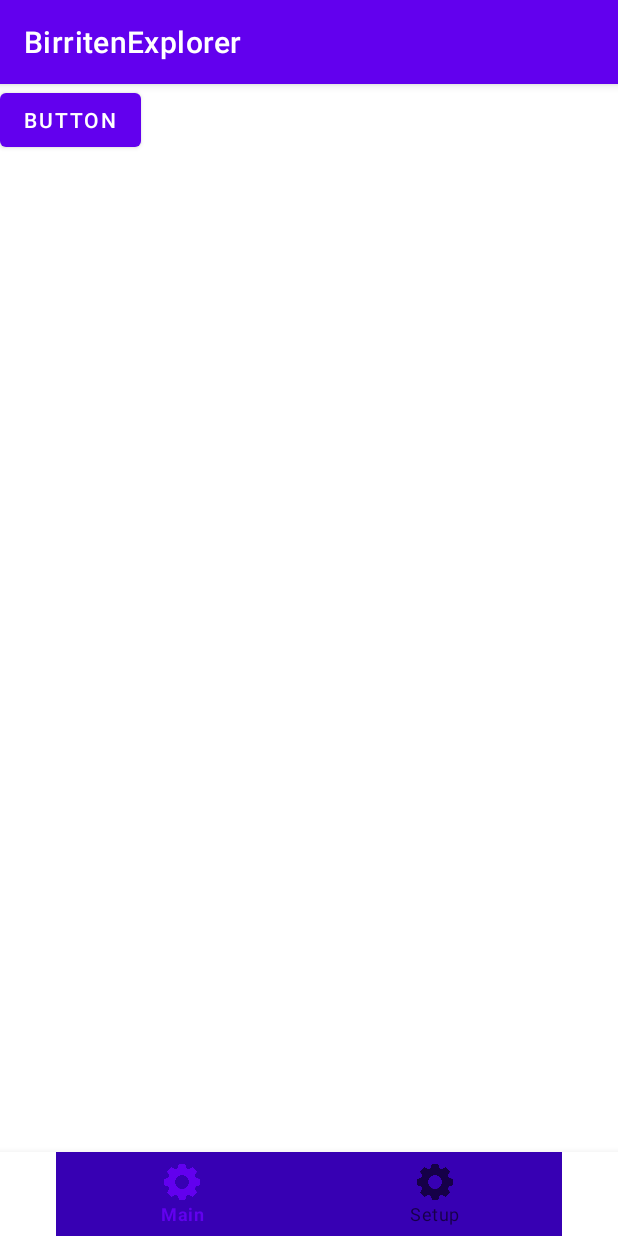
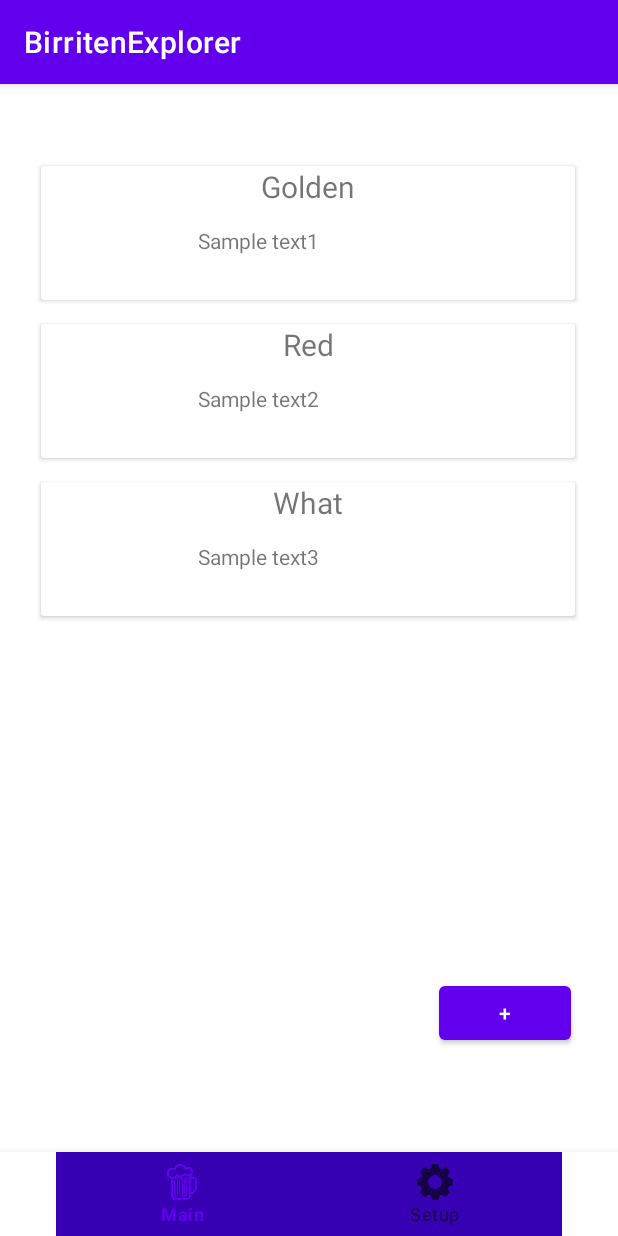
Before and after one commit to SebaHiga/BirritenExplorer, an Android app: the screen it shows after launch (MainActivity), on a phone screen of 412 x 824 dp. Run offline under Robolectric (Android 15) with nearby library versions, the phone set to English and light mode, and no system bars; our stand-ins replace navigation-ui.

Commit message:
adding on click listener on recyclerview

```diff
--- a/app/build.gradle
+++ b/app/build.gradle
@@ -1,6 +1,7 @@
 plugins {
     id 'com.android.application'
     id 'org.jetbrains.kotlin.android'
+    id "androidx.navigation.safeargs.kotlin"
 }
 
 android {
--- /dev/null
+++ b/app/src/main/java/com/higa/birritenexplorer/adapters/ItemAdapter.kt
@@ -0,0 +1,46 @@
+package com.higa.birritenexplorer.adapters
+
+import android.view.LayoutInflater
+import android.view.View
+import android.view.ViewGroup
+import android.widget.TextView
+import androidx.recyclerview.widget.RecyclerView
+import com.higa.birritenexplorer.R
+import com.higa.birritenexplorer.entities.Item
+
+class ItemAdapter (private var itemList : MutableList<Item>, private val listener: (Item) -> Unit) : RecyclerView.Adapter<ItemAdapter.ItemHolder>() {
+
+    class ItemHolder(v : View) : RecyclerView.ViewHolder(v){
+        private var view : View
+        init {
+            this.view = v
+        }
+
+        fun setName(name : String){
+            var txtName : TextView = view.findViewById(R.id.textName)
+            txtName.text = name
+        }
+
+        fun setDescription(name : String){
+            var txtDescription : TextView = view.findViewById(R.id.textDescription)
+            txtDescription.text = name
+        }
+
+    }
+
+    override fun onCreateViewHolder(parent: ViewGroup, viewType: Int): ItemHolder {
+        val view = LayoutInflater.from(parent.context).inflate(R.layout.item, parent, false)
+        return (ItemHolder(view))
+    }
+
+    override fun onBindViewHolder(holder: ItemHolder, position: Int) {
+        holder.setName(itemList[position].name)
+        holder.setDescription(itemList[position].description)
+        holder.itemView.setOnClickListener { listener(itemList[position]) }
+    }
+
+    override fun getItemCount(): Int {
+        return itemList.size
+    }
+
+}
--- /dev/null
+++ b/app/src/main/java/com/higa/birritenexplorer/entities/Item.kt
@@ -0,0 +1,8 @@
+package com.higa.birritenexplorer.entities
+
+class Item (
+    var id: String,
+    var name: String,
+    var description: String,
+    ){
+}
--- a/app/src/main/java/com/higa/birritenexplorer/fragments/Fragment1.kt
+++ /dev/null
@@ -1,60 +0,0 @@
-package com.higa.birritenexplorer.fragments
-
-import android.os.Bundle
-import androidx.fragment.app.Fragment
-import android.view.LayoutInflater
-import android.view.View
-import android.view.ViewGroup
-import com.higa.birritenexplorer.R
-
-// TODO: Rename parameter arguments, choose names that match
-// the fragment initialization parameters, e.g. ARG_ITEM_NUMBER
-private const val ARG_PARAM1 = "param1"
-private const val ARG_PARAM2 = "param2"
-
-/**
- * A simple [Fragment] subclass.
- * Use the [Fragment1.newInstance] factory method to
- * create an instance of this fragment.
- */
-class Fragment1 : Fragment() {
-    // TODO: Rename and change types of parameters
-    private var param1: String? = null
-    private var param2: String? = null
-
-    override fun onCreate(savedInstanceState: Bundle?) {
-        super.onCreate(savedInstanceState)
-        arguments?.let {
-            param1 = it.getString(ARG_PARAM1)
-            param2 = it.getString(ARG_PARAM2)
-        }
-    }
-
-    override fun onCreateView(
-        inflater: LayoutInflater, container: ViewGroup?,
-        savedInstanceState: Bundle?
-    ): View? {
-        // Inflate the layout for this fragment
-        return inflater.inflate(R.layout.fragment_1, container, false)
-    }
-
-    companion object {
-        /**
-         * Use this factory method to create a new instance of
-         * this fragment using the provided parameters.
-         *
-         * @param param1 Parameter 1.
-         * @param param2 Parameter 2.
-         * @return A new instance of fragment Fragment1.
-         */
-        // TODO: Rename and change types and number of parameters
-        @JvmStatic
-        fun newInstance(param1: String, param2: String) =
-            Fragment1().apply {
-                arguments = Bundle().apply {
-                    putString(ARG_PARAM1, param1)
-                    putString(ARG_PARAM2, param2)
-                }
-            }
-    }
-}
--- a/app/src/main/java/com/higa/birritenexplorer/fragments/Fragment2.kt
+++ b/app/src/main/java/com/higa/birritenexplorer/fragments/FragmentConfig.kt
@@ -35,7 +35,7 @@ class Fragment2 : Fragment() {
         savedInstanceState: Bundle?
     ): View? {
         // Inflate the layout for this fragment
-        return inflater.inflate(R.layout.fragment_2, container, false)
+        return inflater.inflate(R.layout.fragment_config, container, false)
     }
 
     companion object {
--- /dev/null
+++ b/app/src/main/java/com/higa/birritenexplorer/fragments/FragmentMain.kt
@@ -0,0 +1,69 @@
+package com.higa.birritenexplorer.fragments
+import com.higa.birritenexplorer.adapters.ItemAdapter
+import com.higa.birritenexplorer.entities.Item
+import android.os.Bundle
+import androidx.fragment.app.Fragment
+import android.view.LayoutInflater
+import android.view.View
+import android.view.ViewGroup
+import androidx.recyclerview.widget.LinearLayoutManager
+import androidx.recyclerview.widget.RecyclerView
+import android.widget.Button
+import androidx.navigation.findNavController
+import com.higa.birritenexplorer.R
+
+// TODO: Rename parameter arguments, choose names that match
+// the fragment initialization parameters, e.g. ARG_ITEM_NUMBER
+private const val ARG_PARAM1 = "param1"
+private const val ARG_PARAM2 = "param2"
+
+/**
+ * A simple [Fragment] subclass.
+ * Use the [FragmentMain.newInstance] factory method to
+ * create an instance of this fragment.
+ */
+class FragmentMain : Fragment() {
+
+    companion object {
+        fun newInstance() = FragmentMain()
+    }
+
+    lateinit var v : View
+    lateinit var recycleView : RecyclerView
+    lateinit var adapter : ItemAdapter
+    lateinit var buttonAdd : Button
+    var patternList : MutableList<Item> = mutableListOf()
+
+    override fun onCreateView(
+        inflater: LayoutInflater, container: ViewGroup?,
+        savedInstanceState: Bundle?
+    ): View? {
+        v = inflater.inflate(R.layout.fragment_main, container, false)
+
+        recycleView = v.findViewById(R.id.itemList)
+        buttonAdd = v.findViewById(R.id.addButton)
+
+        patternList.add(Item("1", "Golden", "Sample text1"))
+        patternList.add(Item("1", "Red", "Sample text2"))
+        patternList.add(Item("1", "What", "Sample text3"))
+
+        return v
+    }
+
+    override fun onStart() {
+        super.onStart()
+        adapter = ItemAdapter(patternList, { item ->
+            var action = FragmentMainDirections.actionFragmentMainToFragmentCreation(item.name, item.description)
+            v.findNavController().navigate(action)
+        })
+
+        recycleView.layoutManager = LinearLayoutManager(requireContext())
+        recycleView.adapter = adapter
+
+        buttonAdd.setOnClickListener {
+            var action = FragmentMainDirections.actionFragmentMainToFragmentCreation("", "")
+            v.findNavController().navigate(action)
+        }
+
+    }
+}
--- a/app/src/main/res/layout/activity_main.xml
+++ b/app/src/main/res/layout/activity_main.xml
@@ -28,7 +28,7 @@
         app:labelVisibilityMode="auto"
         app:layout_constraintBottom_toBottomOf="parent"
         app:layout_constraintEnd_toEndOf="parent"
-        app:layout_constraintHorizontal_bias="0.0"
+        app:layout_constraintHorizontal_bias="1.0"
         app:layout_constraintStart_toStartOf="parent"
         app:layout_constraintTop_toBottomOf="@+id/nav_host"
         app:menu="@menu/bottom_bar" />
--- a/app/src/main/res/layout/fragment_1.xml
+++ b/app/src/main/res/layout/fragment_config.xml
@@ -4,11 +4,11 @@
     android:layout_width="match_parent"
     android:layout_height="match_parent">
 
-    <Button
-        android:id="@+id/button"
+    <TextView
+        android:id="@+id/textView2"
         android:layout_width="wrap_content"
         android:layout_height="wrap_content"
-        android:text="Button"
-        tools:layout_editor_absoluteX="213dp"
-        tools:layout_editor_absoluteY="394dp" />
+        android:text="TextView"
+        tools:layout_editor_absoluteX="166dp"
+        tools:layout_editor_absoluteY="149dp" />
 </androidx.constraintlayout.widget.ConstraintLayout>
--- /dev/null
+++ b/app/src/main/res/layout/fragment_main.xml
@@ -0,0 +1,29 @@
+<?xml version="1.0" encoding="utf-8"?>
+<androidx.constraintlayout.widget.ConstraintLayout xmlns:android="http://schemas.android.com/apk/res/android"
+    xmlns:app="http://schemas.android.com/apk/res-auto"
+    xmlns:tools="http://schemas.android.com/tools"
+    android:layout_width="match_parent"
+    android:layout_height="match_parent">
+
+    <androidx.recyclerview.widget.RecyclerView
+        android:id="@+id/itemList"
+        android:layout_width="372dp"
+        android:layout_height="619dp"
+        app:layout_constraintBottom_toBottomOf="parent"
+        app:layout_constraintEnd_toEndOf="parent"
+        app:layout_constraintHorizontal_bias="0.487"
+        app:layout_constraintStart_toStartOf="parent"
+        app:layout_constraintTop_toTopOf="parent" />
+
+    <Button
+        android:id="@+id/addButton"
+        android:layout_width="wrap_content"
+        android:layout_height="wrap_content"
+        android:text="+"
+        app:layout_constraintBottom_toBottomOf="parent"
+        app:layout_constraintEnd_toEndOf="parent"
+        app:layout_constraintHorizontal_bias="0.904"
+        app:layout_constraintStart_toStartOf="parent"
+        app:layout_constraintTop_toTopOf="parent"
+        app:layout_constraintVertical_bias="0.897" />
+</androidx.constraintlayout.widget.ConstraintLayout>
--- /dev/null
+++ b/app/src/main/res/layout/item.xml
@@ -0,0 +1,36 @@
+<?xml version="1.0" encoding="utf-8"?>
+<androidx.cardview.widget.CardView xmlns:android="http://schemas.android.com/apk/res/android"
+    xmlns:app="http://schemas.android.com/apk/res-auto"
+    xmlns:tools="http://schemas.android.com/tools"
+    android:layout_width="match_parent"
+    android:layout_height="wrap_content"
+    android:layout_margin="8dp">
+
+    <androidx.constraintlayout.widget.ConstraintLayout
+        android:layout_width="match_parent"
+        android:layout_height="wrap_content">
+
+        <TextView
+            android:id="@+id/textDescription"
+            android:layout_width="145dp"
+            android:layout_height="49dp"
+            android:text="TextView"
+            android:textSize="14sp"
+            app:layout_constraintEnd_toEndOf="parent"
+            app:layout_constraintHorizontal_bias="0.498"
+            app:layout_constraintStart_toStartOf="parent"
+            app:layout_constraintTop_toBottomOf="@+id/textName" />
+
+        <TextView
+            android:id="@+id/textName"
+            android:layout_width="191dp"
+            android:layout_height="40dp"
+            android:text="TextView"
+            android:textAlignment="center"
+            android:textSize="20sp"
+            app:layout_constraintEnd_toEndOf="parent"
+            app:layout_constraintStart_toStartOf="parent"
+            app:layout_constraintTop_toTopOf="parent" />
+    </androidx.constraintlayout.widget.ConstraintLayout>
+
+</androidx.cardview.widget.CardView>
--- a/app/src/main/res/menu/bottom_bar.xml
+++ b/app/src/main/res/menu/bottom_bar.xml
@@ -2,12 +2,12 @@
 <menu xmlns:android="http://schemas.android.com/apk/res/android">
 
     <item
-        android:id="@+id/fragment1"
-        android:icon="@drawable/icongear"
+        android:id="@+id/FragmentMain"
+        android:icon="@drawable/iconbirra"
         android:title="Main" />
 
     <item
-        android:id="@+id/fragment2"
+        android:id="@+id/FragmentConfig"
         android:icon="@drawable/icongear"
         android:title="Setup"
         />
--- a/app/src/main/res/navigation/navigationgraph.xml
+++ b/app/src/main/res/navigation/navigationgraph.xml
@@ -2,13 +2,17 @@
 <navigation xmlns:android="http://schemas.android.com/apk/res/android"
     xmlns:app="http://schemas.android.com/apk/res-auto"
     android:id="@+id/navigationgraph"
-    app:startDestination="@id/fragment1">
+    app:startDestination="@id/FragmentMain">
     <fragment
-        android:id="@+id/fragment1"
-        android:name="com.higa.birritenexplorer.fragments.Fragment1"
-        android:label="Fragment1" />
+        android:id="@+id/FragmentMain"
+        android:name="com.higa.birritenexplorer.fragments.FragmentMain"
+        android:label="Fragment1">
+        <action
+            android:id="@+id/action_FragmentMain_to_fragmentCreation"
+            app:destination="@id/fragmentCreation" />
+    </fragment>
     <fragment
-        android:id="@+id/fragment2"
+        android:id="@+id/FragmentConfig"
         android:name="com.higa.birritenexplorer.fragments.Fragment2"
         android:label="Fragment2" >
         <action
@@ -19,4 +23,15 @@
         android:id="@+id/blankFragment"
         android:name="com.higa.birritenExplorer.fragments.BlankFragment"
         android:label="BlankFragment" />
+    <fragment
+        android:id="@+id/fragmentCreation"
+        android:name="com.higa.birritenexplorer.fragments.FragmentCreation"
+        android:label="FragmentCreation" >
+        <argument
+            android:name="name"
+            app:argType="string" />
+        <argument
+            android:name="description"
+            app:argType="string" />
+    </fragment>
 </navigation>
```
Also changed, not shown: app/src/main/java/com/higa/birritenexplorer/fragments/FragmentCreation.kt (added, +84 -0 lines), app/src/main/res/layout/fragment_2.xml (deleted, +0 -14 lines), app/src/main/res/layout/fragment_create_item.xml (added, +79 -0 lines), build.gradle (+12 -0 lines), app/src/main/res/drawable-v24/iconbirra.png (added).
